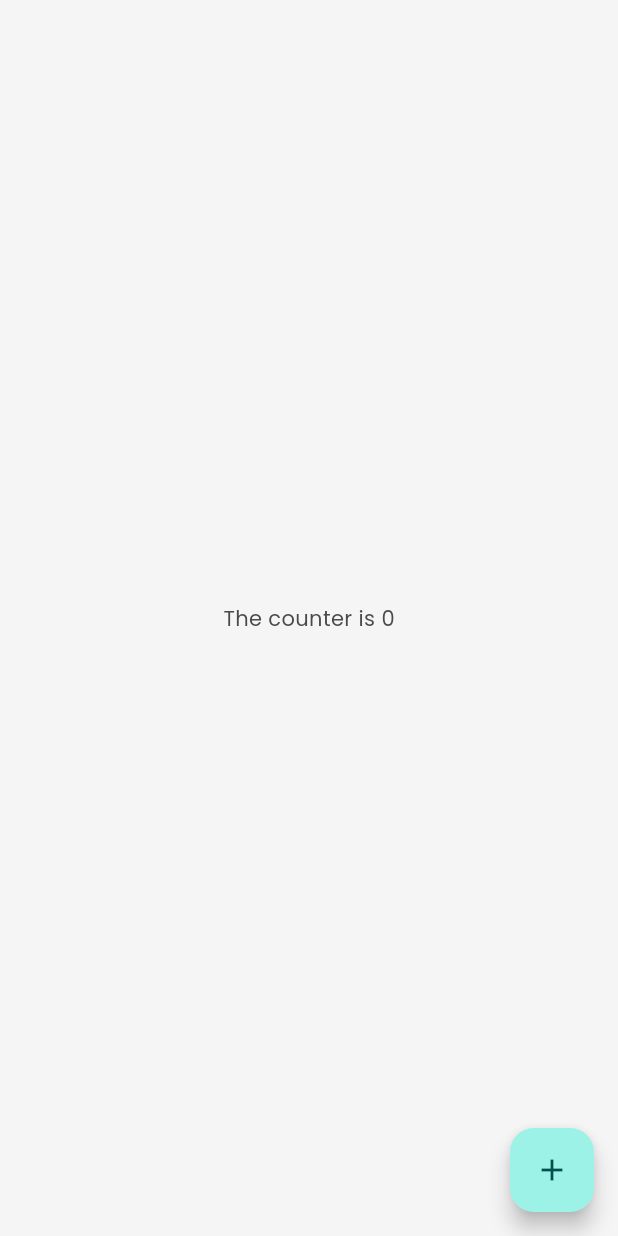
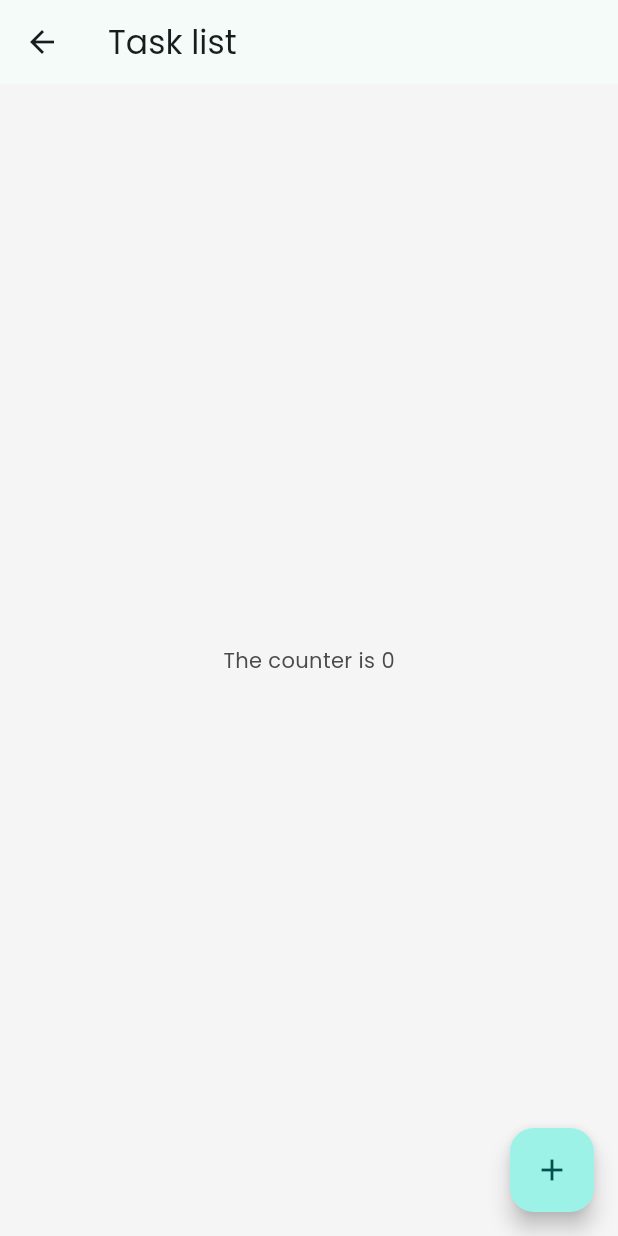
Before and after one commit to javiergomezve/todo_flutter, a Flutter app: the TaskListPage screen opened directly, on a phone screen of 412 x 824 dp. Run offline on Flutter 3.47's test engine with Material 3 defaults, Android fonts, the phone set to English and light mode, and no system bars.

Commit message:
Handling navigation

```diff
--- a/lib/app/app.dart
+++ b/lib/app/app.dart
@@ -1,7 +1,6 @@
 import 'package:flutter/material.dart';
-import 'package:todo_app/app/view/home.dart';
+
 import 'package:todo_app/app/view/splash.dart';
-import 'package:todo_app/app/view/task_list.dart';
 
 class MyApp extends StatelessWidget {
   const MyApp({super.key});
@@ -25,7 +24,7 @@ class MyApp extends StatelessWidget {
         ),
         useMaterial3: true,
       ),
-      home: const TaskListPage(),
+      home: const SplashPage(),
     );
   }
 }
--- a/lib/app/view/task_list.dart
+++ b/lib/app/view/task_list.dart
@@ -13,6 +13,15 @@ class _TaskListPageState extends State<TaskListPage> {
   @override
   Widget build(BuildContext context) {
     return Scaffold(
+      appBar: AppBar(
+        title: const Text('Task list'),
+        leading: GestureDetector(
+          onTap: () {
+            Navigator.of(context).pop();
+          },
+          child: const Center(child: Icon(Icons.arrow_back)),
+        ),
+      ),
       body: Center(child: Text('The counter is $count')),
       floatingActionButton: FloatingActionButton(
         onPressed: () {
```
Also changed, not shown: lib/app/view/splash.dart (+14 -2 lines).
